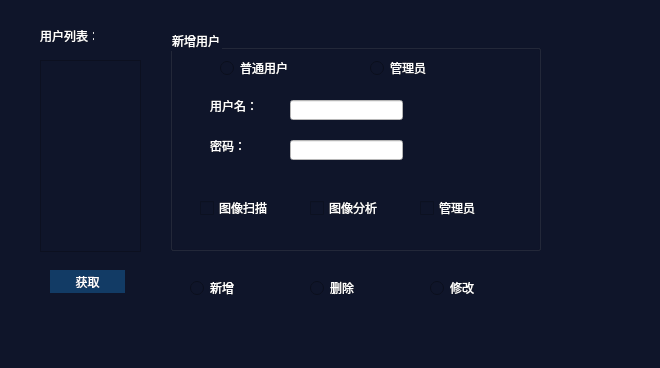
Qt form IRScan/IRScan/SetAuthDlg.ui (seafrog1984/QTIRScan) before a commit.
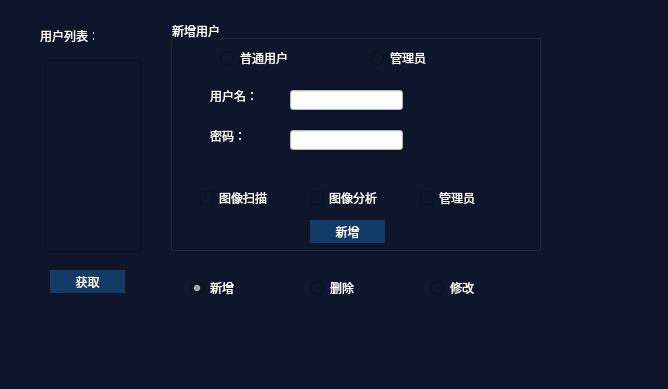
The same form after that commit.

```diff
--- a/IRScan/IRScan/SetAuthDlg.ui
+++ b/IRScan/IRScan/SetAuthDlg.ui
@@ -6,8 +6,8 @@
    <rect>
     <x>0</x>
     <y>0</y>
-    <width>660</width>
-    <height>368</height>
+    <width>668</width>
+    <height>389</height>
    </rect>
   </property>
   <property name="windowTitle">
@@ -66,9 +66,9 @@
    <property name="geometry">
     <rect>
      <x>170</x>
-     <y>30</y>
+     <y>20</y>
      <width>371</width>
-     <height>221</height>
+     <height>231</height>
     </rect>
    </property>
    <property name="title">
@@ -185,6 +185,19 @@
      <string>管理员</string>
     </property>
    </widget>
+   <widget class="QPushButton" name="btn_process">
+    <property name="geometry">
+     <rect>
+      <x>140</x>
+      <y>200</y>
+      <width>75</width>
+      <height>23</height>
+     </rect>
+    </property>
+    <property name="text">
+     <string>新增</string>
+    </property>
+   </widget>
   </widget>
   <widget class="QRadioButton" name="radioButton_3">
    <property name="geometry">
@@ -198,6 +211,9 @@
    <property name="text">
     <string>新增</string>
    </property>
+   <property name="checked">
+    <bool>true</bool>
+   </property>
    <attribute name="buttonGroup">
     <string notr="true">buttonGroup</string>
    </attribute>
```
Left out of the diff: 20 changed lines with no effect on the pictures.
